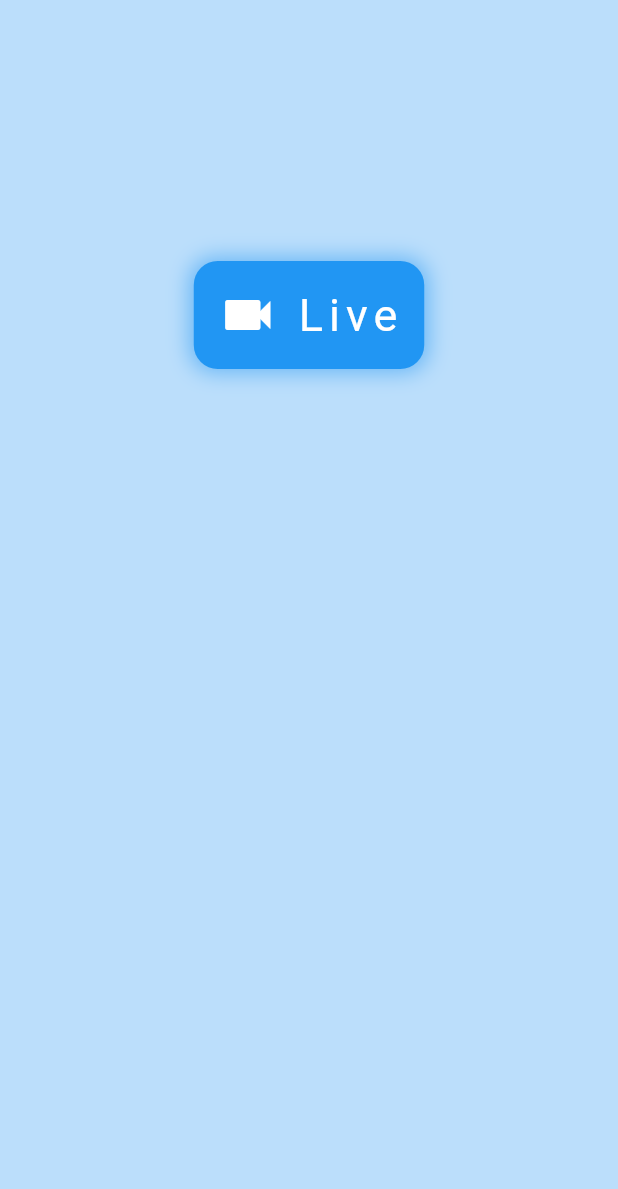
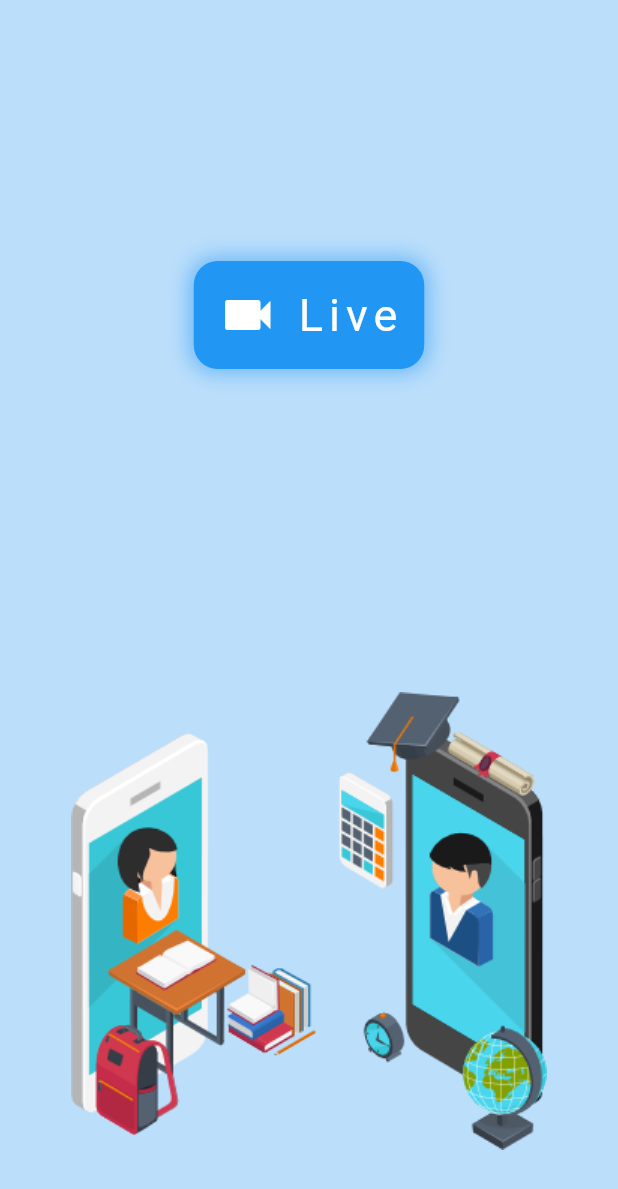
Before and after one commit to chihyeonwon/WebRTC, a Flutter app: the screen it shows after launch, on a phone screen of 412 x 824 dp. Shown: the top 1189 px of the screen. Run offline on Flutter 3.47's test engine with Material 2 defaults, Android fonts, the phone set to English and light mode, and no system bars.

Commit message:
가운데 이미지 추가

```diff
--- a/lib/image_center.dart
+++ b/lib/image_center.dart
@@ -5,6 +5,10 @@ class ImageCenter extends StatelessWidget {
 
   @override
   Widget build(BuildContext context) {
-    return Center();
+    return Center(
+      child:Image.asset(
+        'asset/img/home_img.png',
+      )
+    );
   }
 }
```
